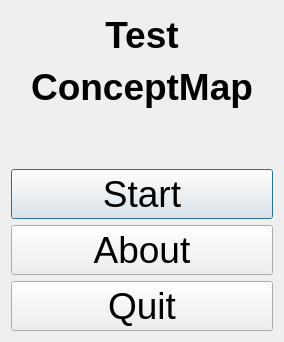
First picture: the form in Tools/ToolTestConceptMap/qttestconceptmapmenudialog.ui, repository richelbilderbeek/ProjectRichelBilderbeek, before the edit.
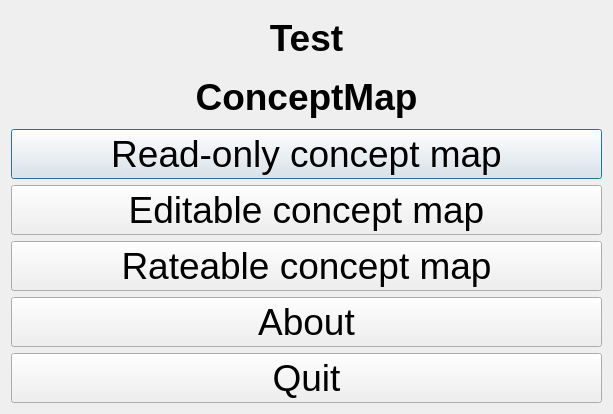
Second picture: the form after the edit. Icons and pictures are not drawn.

Commit message: Brainweaver, TestConceptMap file moving and renaming

Patch:
```diff
--- a/Tools/ToolTestConceptMap/qttestconceptmapmenudialog.ui
+++ b/Tools/ToolTestConceptMap/qttestconceptmapmenudialog.ui
@@ -6,8 +6,8 @@
    <rect>
     <x>0</x>
     <y>0</y>
-    <width>284</width>
-    <height>342</height>
+    <width>613</width>
+    <height>414</height>
    </rect>
   </property>
   <property name="font">
@@ -54,22 +54,23 @@
     </widget>
    </item>
    <item>
-    <widget class="QLabel" name="image_gabor">
+    <widget class="QPushButton" name="button_readonly_conceptmap">
      <property name="text">
-      <string/>
+      <string>Read-only concept map</string>
      </property>
-     <property name="pixmap">
-      <pixmap>:/images/ToolGaborFilter.png</pixmap>
+    </widget>
+   </item>
+   <item>
+    <widget class="QPushButton" name="button_edit_conceptmap">
+     <property name="text">
+      <string>Editable concept map</string>
      </property>
-     <property name="alignment">
-      <set>Qt::AlignCenter</set>
-     </property>
     </widget>
    </item>
    <item>
     <widget class="QPushButton" name="button_start">
      <property name="text">
-      <string>Start</string>
+      <string>Rateable concept map</string>
      </property>
     </widget>
    </item>
```
Left out of the diff: 2 changed lines with no effect on the pictures. The commit also changes 66 other files.
